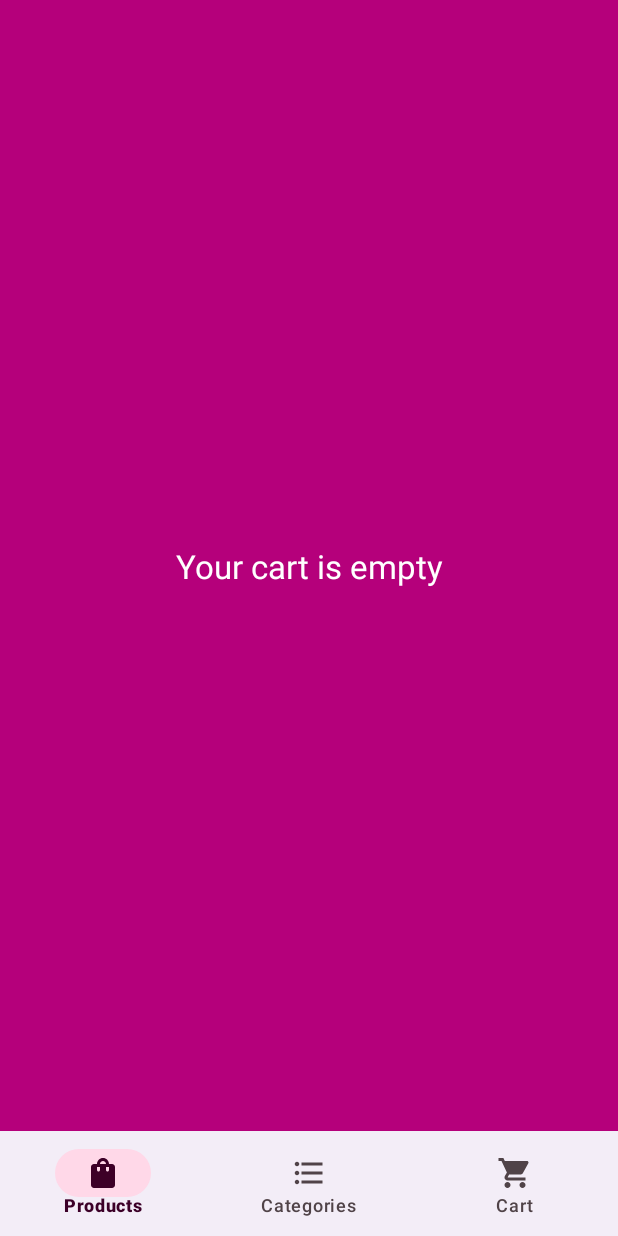
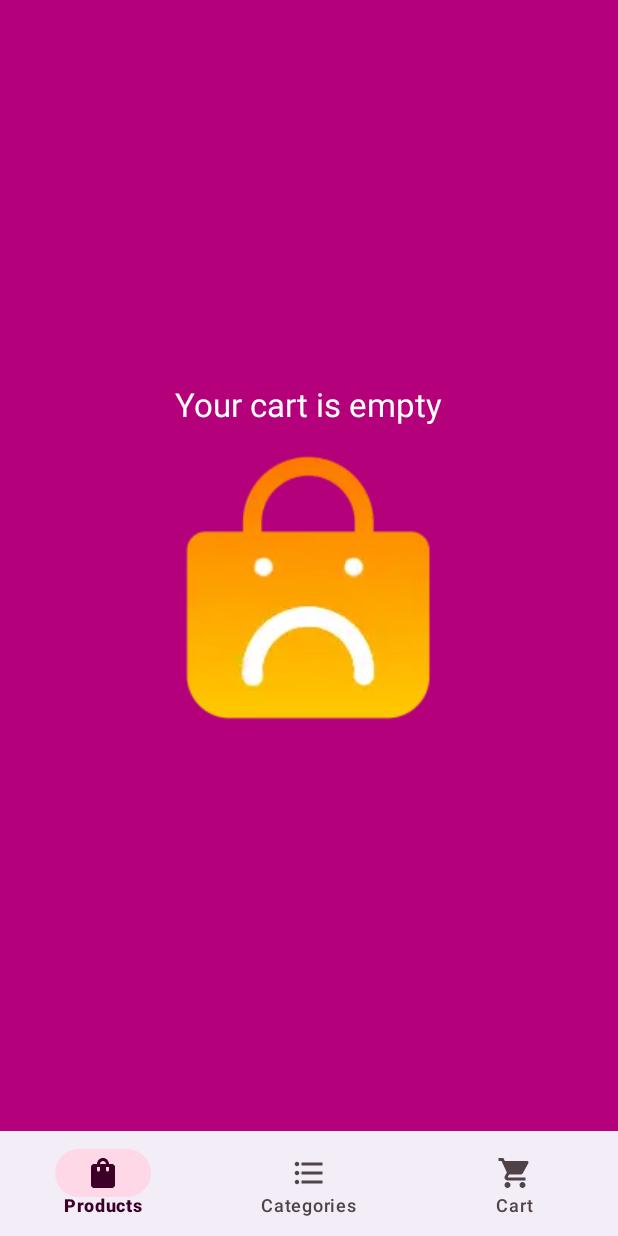
Before and after one commit to Juanma-Gutierrez/Snap-shop, an Android app: the CartFragment screen opened through its navigation route, on a phone screen of 412 x 824 dp. Run offline under Robolectric (Android 15) with nearby library versions, the light colour scheme and no system bars; our stand-ins replace Dagger/Hilt's generated code, Room's generated code; network calls fail; pictures from the network do not load; 1 statement that could not run was skipped.

Commit message:
Add sad bag message

```diff
--- a/app/src/main/java/com/juanma_gutierrez/snapshop/ui/cart/CartFragment.kt
+++ b/app/src/main/java/com/juanma_gutierrez/snapshop/ui/cart/CartFragment.kt
@@ -1,25 +1,15 @@
 package com.juanma_gutierrez.snapshop.ui.cart
 
 import android.os.Bundle
-import android.view.Gravity
 import androidx.fragment.app.Fragment
 import android.view.LayoutInflater
 import android.view.View
 import android.view.View.GONE
 import android.view.View.VISIBLE
 import android.view.ViewGroup
-import android.widget.LinearLayout
-import android.widget.Toast
 import androidx.recyclerview.widget.LinearLayoutManager
-import androidx.recyclerview.widget.RecyclerView
-import androidx.recyclerview.widget.RecyclerView.Recycler
-import com.juanma_gutierrez.snapshop.R
 import com.juanma_gutierrez.snapshop.adapter.CartItemAdapter
-import com.juanma_gutierrez.snapshop.adapter.ProductAdapter
 import com.juanma_gutierrez.snapshop.databinding.FragmentCartBinding
-import com.juanma_gutierrez.snapshop.databinding.FragmentProductDetailBinding
-import com.juanma_gutierrez.snapshop.databinding.FragmentProductListBinding
-import com.juanma_gutierrez.snapshop.services.CartItem
 import com.juanma_gutierrez.snapshop.services.CartService
 import com.juanma_gutierrez.snapshop.services.Services
 
@@ -49,7 +39,7 @@ class CartFragment : Fragment() {
             binding.tvCartTotal.text = svc.formatPrice(cartSvc.getAmount())
         } else {
             hideAll()
-            binding.tvEmptyCart.visibility = VISIBLE
+            binding.llEmptyCart.visibility = VISIBLE
         }
     }
 
@@ -57,7 +47,7 @@ class CartFragment : Fragment() {
         binding.tvCartTotalTitle.visibility = GONE
         binding.tvCartTotal.visibility = GONE
         binding.tvCartFragmentTitle.visibility = GONE
-        binding.tvEmptyCart.visibility = GONE
+        binding.llEmptyCart.visibility = GONE
     }
 
     fun showAll() {
@@ -65,6 +55,6 @@ class CartFragment : Fragment() {
         binding.tvCartTotal.visibility = VISIBLE
         binding.tvCartFragmentTitle.visibility = VISIBLE
         // emptyCartMessage hidden
-        binding.tvEmptyCart.visibility = GONE
+        binding.llEmptyCart.visibility = GONE
     }
 }
--- a/app/src/main/res/layout/fragment_cart.xml
+++ b/app/src/main/res/layout/fragment_cart.xml
@@ -54,27 +54,35 @@
             android:layout_width="match_parent"
             android:layout_height="0dp"
             android:layout_marginTop="@dimen/margin_max"
+            app:layout_constraintBottom_toBottomOf="parent"
             app:layout_constraintEnd_toEndOf="parent"
             app:layout_constraintHorizontal_bias="0.5"
             app:layout_constraintStart_toStartOf="parent"
             app:layout_constraintTop_toBottomOf="@+id/tv_cart_total_title"
-            app:layout_constraintBottom_toBottomOf="parent"
             tools:listitem="@layout/cart_product_item"></androidx.recyclerview.widget.RecyclerView>
 
-        <com.google.android.material.textview.MaterialTextView
-            android:id="@+id/tv_empty_cart"
-            style="@style/TextAppearance.Material3.TitleLarge"
-            android:layout_width="wrap_content"
-            android:layout_height="wrap_content"
-            android:text="@string/empty_cart"
-            android:textColor="@color/white"
-            android:visibility="gone"
-            app:layout_constraintBottom_toBottomOf="parent"
-            app:layout_constraintEnd_toEndOf="parent"
-            app:layout_constraintHorizontal_bias="0.5"
-            app:layout_constraintStart_toStartOf="parent"
-            app:layout_constraintTop_toTopOf="parent"
-            app:layout_constraintVertical_bias="0.5" />
+        <LinearLayout
+            android:id="@+id/ll_empty_cart"
+            android:layout_width="match_parent"
+            android:layout_height="match_parent"
+            android:gravity="center"
+            android:orientation="vertical"
+            android:visibility="visible">
+
+            <TextView
+                style="@style/TextAppearance.Material3.TitleLarge"
+                android:layout_width="wrap_content"
+                android:layout_height="wrap_content"
+                android:text="@string/empty_cart"
+                android:textColor="@color/white" />
+
+            <com.google.android.material.imageview.ShapeableImageView
+                android:layout_width="wrap_content"
+                android:layout_height="wrap_content"
+                android:src="@drawable/sad_bag" />
+
+
+        </LinearLayout>
 
 
     </androidx.constraintlayout.widget.ConstraintLayout>
```
Also changed, not shown: app/src/main/res/drawable/sad_bag.webp (added).
